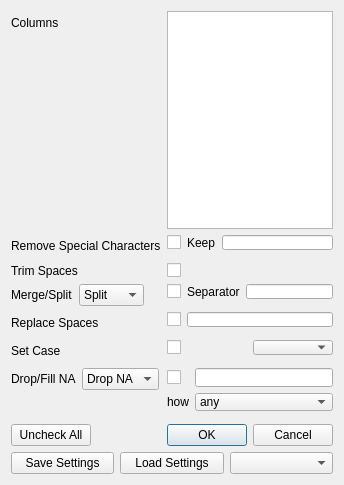
Qt form zeex/core/ui/actions/normalize.ui (zbarge/zeex) before a commit.
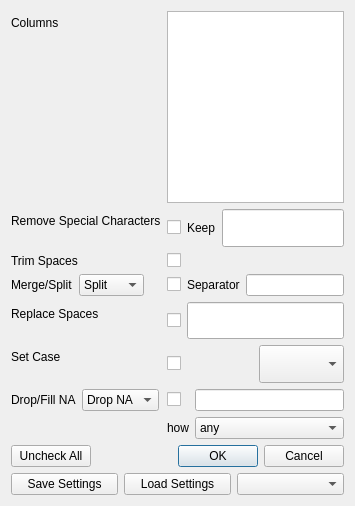
The same form after that commit. Custom widgets are drawn as their Qt base class.

```diff
--- a/zeex/core/ui/actions/normalize.ui
+++ b/zeex/core/ui/actions/normalize.ui
@@ -6,8 +6,8 @@
    <rect>
     <x>0</x>
     <y>0</y>
-    <width>326</width>
-    <height>485</height>
+    <width>355</width>
+    <height>506</height>
    </rect>
   </property>
   <property name="windowTitle">
@@ -58,7 +58,14 @@
           <widget class="QCheckBox" name="checkBoxMergeOrSplit"/>
          </item>
          <item row="0" column="2">
-          <widget class="QLineEdit" name="lineEditMergeOrSplitSep"/>
+          <widget class="QLineEdit" name="lineEditMergeOrSplitSep">
+           <property name="sizePolicy">
+            <sizepolicy hsizetype="Expanding" vsizetype="Expanding">
+             <horstretch>0</horstretch>
+             <verstretch>0</verstretch>
+            </sizepolicy>
+           </property>
+          </widget>
          </item>
         </layout>
        </item>
@@ -75,7 +82,14 @@
           <widget class="QCheckBox" name="checkBoxReplaceSpaces"/>
          </item>
          <item row="0" column="1">
-          <widget class="QLineEdit" name="lineEditReplaceSpaces"/>
+          <widget class="QLineEdit" name="lineEditReplaceSpaces">
+           <property name="sizePolicy">
+            <sizepolicy hsizetype="Expanding" vsizetype="Expanding">
+             <horstretch>0</horstretch>
+             <verstretch>0</verstretch>
+            </sizepolicy>
+           </property>
+          </widget>
          </item>
         </layout>
        </item>
@@ -92,7 +106,14 @@
           <widget class="QCheckBox" name="checkBoxSetCase"/>
          </item>
          <item row="0" column="1">
-          <widget class="QComboBox" name="comboBoxSetCase"/>
+          <widget class="QComboBox" name="comboBoxSetCase">
+           <property name="sizePolicy">
+            <sizepolicy hsizetype="Preferred" vsizetype="Expanding">
+             <horstretch>0</horstretch>
+             <verstretch>0</verstretch>
+            </sizepolicy>
+           </property>
+          </widget>
          </item>
         </layout>
        </item>
@@ -102,10 +123,23 @@
           <widget class="QCheckBox" name="checkBoxDropFillNA"/>
          </item>
          <item row="0" column="2">
-          <widget class="QLineEdit" name="lineEditDropFillNA"/>
+          <widget class="QLineEdit" name="lineEditDropFillNA">
+           <property name="sizePolicy">
+            <sizepolicy hsizetype="Expanding" vsizetype="Expanding">
+             <horstretch>0</horstretch>
+             <verstretch>0</verstretch>
+            </sizepolicy>
+           </property>
+          </widget>
          </item>
          <item row="1" column="2">
           <widget class="QComboBox" name="comboBoxDropFillNAHow">
+           <property name="sizePolicy">
+            <sizepolicy hsizetype="Preferred" vsizetype="Expanding">
+             <horstretch>0</horstretch>
+             <verstretch>0</verstretch>
+            </sizepolicy>
+           </property>
            <item>
             <property name="text">
              <string>any</string>
@@ -206,7 +240,14 @@
           <widget class="QCheckBox" name="checkBoxRemoveSpecialChars"/>
          </item>
          <item row="0" column="2">
-          <widget class="QLineEdit" name="lineEditRemoveSpecialCharsKeeps"/>
+          <widget class="QLineEdit" name="lineEditRemoveSpecialCharsKeeps">
+           <property name="sizePolicy">
+            <sizepolicy hsizetype="Expanding" vsizetype="Expanding">
+             <horstretch>0</horstretch>
+             <verstretch>0</verstretch>
+            </sizepolicy>
+           </property>
+          </widget>
          </item>
          <item row="0" column="1">
           <widget class="QLabel" name="label_2">
```
Left out of the diff: 2 changed lines with no effect on the pictures.
